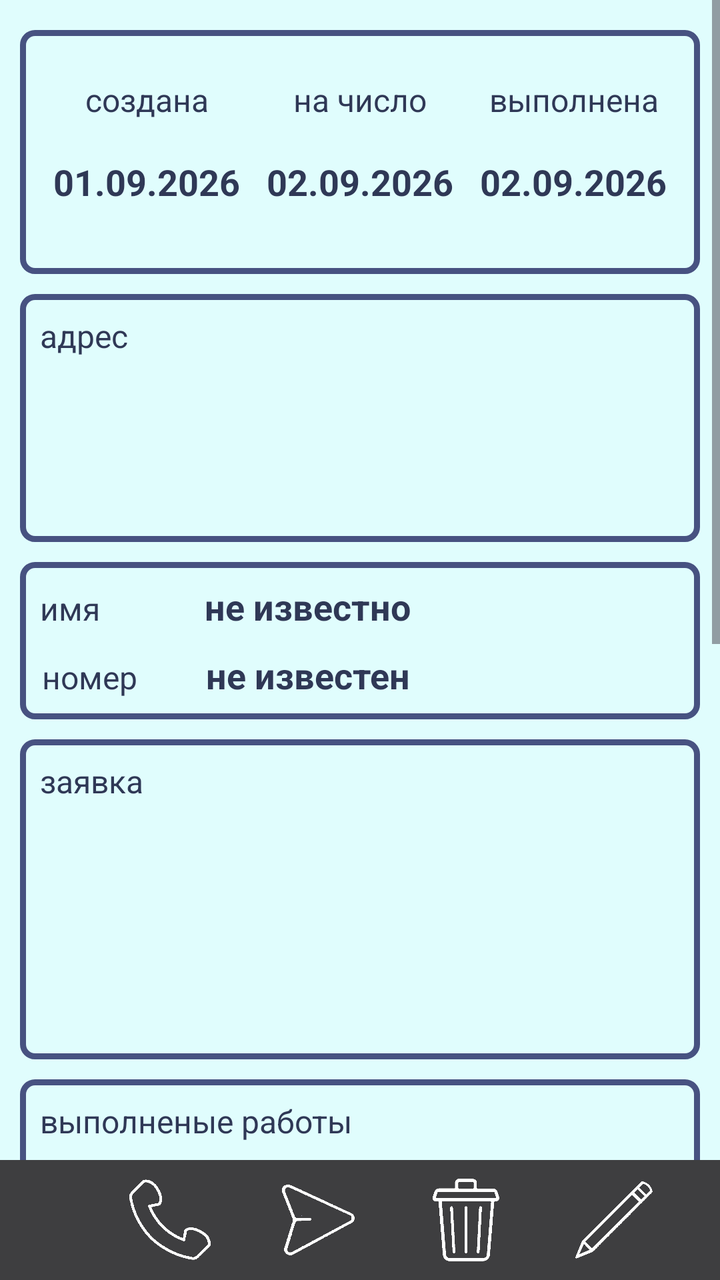
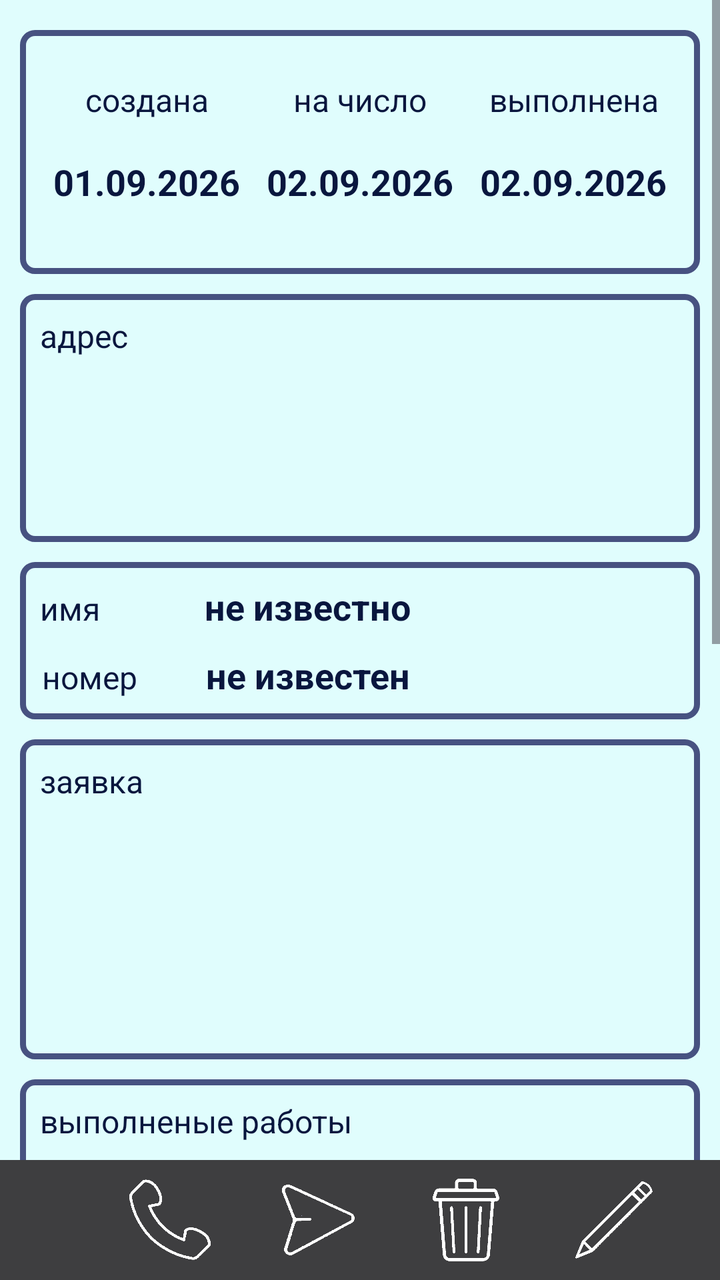

Two renders of the same Android screen: before a commit and after it. Below are the layout's source before the change and the commit's diff.
<!-- AndroidManifest.xml: application theme Theme.WorkOrders -->
<!-- res/layout/activity_task_info.xml -->
<?xml version="1.0" encoding="utf-8"?>
<androidx.constraintlayout.widget.ConstraintLayout xmlns:android="http://schemas.android.com/apk/res/android"
    xmlns:app="http://schemas.android.com/apk/res-auto"
    xmlns:tools="http://schemas.android.com/tools"
    android:id="@+id/main"
    android:layout_width="match_parent"
    android:layout_height="match_parent"
    android:background="@color/main_background"
    tools:context=".TaskInfoActivity">

    <ScrollView
        android:id="@+id/scrollView2"
        android:layout_width="match_parent"
        android:layout_height="0dp"
        app:layout_constraintBottom_toTopOf="@+id/bottombar"
        app:layout_constraintEnd_toEndOf="parent"
        app:layout_constraintStart_toStartOf="parent"
        app:layout_constraintTop_toTopOf="parent">

        <LinearLayout
            android:layout_width="match_parent"
            android:layout_height="wrap_content"
            android:orientation="vertical"
            android:padding="10dp">

            <androidx.constraintlayout.widget.ConstraintLayout
                android:layout_width="match_parent"
                android:layout_height="wrap_content"
                android:layout_marginVertical="5dp"
                android:background="@drawable/edittext_draw1">

                <LinearLayout
                    android:id="@+id/linearLayout4"
                    android:layout_width="match_parent"
                    android:layout_height="wrap_content"
                    android:layout_marginStart="5dp"
                    android:layout_marginEnd="5dp"
                    android:orientation="horizontal"
                    app:layout_constraintEnd_toEndOf="parent"
                    app:layout_constraintStart_toStartOf="parent"
                    app:layout_constraintTop_toBottomOf="@+id/tv_info_date_create">

                    <TextView
                        android:id="@+id/tv_info_label_date1"
                        style="@style/ThemeTextViewLabels"
                        android:layout_width="0dp"
                        android:layout_height="wrap_content"
                        android:layout_marginTop="14dp"
                        android:layout_weight="1"
                        android:text="создана"
                        android:textAlignment="center" />

                    <TextView
                        android:id="@+id/tv_info_label_date2"
                        style="@style/ThemeTextViewLabels"
                        android:layout_width="0dp"
                        android:layout_height="wrap_content"
                        android:layout_marginTop="14dp"
                        android:layout_weight="1"
                        android:text="на число"
                        android:textAlignment="center" />

                    <TextView
                        android:id="@+id/tv_info_label_date3"
                        style="@style/ThemeTextViewLabels"
                        android:layout_width="0dp"
                        android:layout_height="wrap_content"
                        android:layout_marginTop="14dp"
                        android:layout_weight="1"
                        android:text="выполнена"
                        android:textAlignment="center" />
                </LinearLayout>

                <LinearLayout
                    android:layout_width="match_parent"
                    android:layout_height="wrap_content"
                    android:layout_marginStart="5dp"
                    android:layout_marginEnd="5dp"
                    android:orientation="horizontal"
                    app:layout_constraintBottom_toBottomOf="parent"
                    app:layout_constraintEnd_toEndOf="parent"
                    app:layout_constraintStart_toStartOf="parent"
                    app:layout_constraintTop_toBottomOf="@+id/linearLayout4">

                    <TextView
                        android:id="@+id/tv_info_date_create"
                        style="@style/ThemeTextViewInfo"
                        android:layout_width="0dp"
                        android:layout_height="wrap_content"
                        android:layout_marginTop="8dp"
                        android:layout_marginBottom="24dp"
                        android:layout_weight="1"
                        android:text="01.09.2026"
                        android:textAlignment="center" />

                    <TextView
                        android:id="@+id/tv_info_to_date"
                        style="@style/ThemeTextViewInfo"
                        android:layout_width="0dp"
                        android:layout_height="wrap_content"
                        android:layout_marginTop="8dp"
                        android:layout_marginBottom="24dp"
                        android:layout_weight="1"
                        android:text="02.09.2026"
                        android:textAlignment="center" />

                    <TextView
                        android:id="@+id/tv_info_date_complete"
                        style="@style/ThemeTextViewInfo"
                        android:layout_width="0dp"
                        android:layout_height="wrap_content"
                        android:layout_marginTop="8dp"
                        android:layout_marginEnd="0dp"
                        android:layout_marginRight="18dp"
                        android:layout_marginBottom="0dp"
                        android:layout_weight="1"
                        android:text="02.09.2026"
                        android:textAlignment="center"
                        app:layout_constraintBottom_toBottomOf="parent"
                        app:layout_constraintEnd_toEndOf="parent"
                        app:layout_constraintStart_toEndOf="@+id/tv_info_to_date" />
                </LinearLayout>

            </androidx.constraintlayout.widget.ConstraintLayout>

            <LinearLayout
                android:layout_width="match_parent"
                android:layout_height="wrap_content"
                android:layout_marginVertical="5dp"
                android:background="@drawable/edittext_draw1"
                android:orientation="vertical">

                <TextView
                    android:id="@+id/textView5"
                    style="@style/ThemeTextViewLabels"
                    android:layout_width="match_parent"
                    android:layout_height="wrap_content"
                    android:layout_weight="1"
                    android:text="адрес" />

                <TextView
                    android:id="@+id/tv_info_address"
                    style="@style/ThemeTextViewInfo"
                    android:layout_width="match_parent"
                    android:layout_height="wrap_content"
                    android:layout_weight="1"
                    android:lines="3"
                    android:padding="8dp"
                    android:textColorHighlight="@color/color_selected"
                    android:textColorLink="@color/color_phone"
                    android:textIsSelectable="true" />

            </LinearLayout>

            <androidx.constraintlayout.widget.ConstraintLayout
                android:layout_width="match_parent"
                android:layout_height="wrap_content"
                android:layout_marginVertical="5dp"
                android:background="@drawable/edittext_draw1">

                <LinearLayout
                    android:id="@+id/linearLayout2"
                    android:layout_width="match_parent"
                    android:layout_height="wrap_content"
                    android:orientation="horizontal"
                    app:layout_constraintEnd_toEndOf="parent"
                    app:layout_constraintStart_toStartOf="parent"
                    app:layout_constraintTop_toTopOf="parent">

                    <TextView
                        android:id="@+id/textView14"
                        style="@style/ThemeTextViewLabels"
                        android:layout_width="0dp"
                        android:layout_height="wrap_content"
                        android:layout_weight="1"
                        android:text="имя" />

                    <TextView
                        android:id="@+id/tv_info_name"
                        style="@style/ThemeTextViewInfo"
                        android:layout_width="0dp"
                        android:layout_height="wrap_content"
                        android:layout_weight="3"
                        android:text="не известно" />
                </LinearLayout>

                <LinearLayout
                    android:layout_width="match_parent"
                    android:layout_height="wrap_content"
                    android:layout_marginStart="1dp"
                    android:layout_marginEnd="1dp"
                    android:orientation="horizontal"
                    app:layout_constraintEnd_toEndOf="parent"
                    app:layout_constraintStart_toStartOf="parent"
                    app:layout_constraintTop_toBottomOf="@+id/linearLayout2">

                    <TextView
                        android:id="@+id/textView17"
                        style="@style/ThemeTextViewLabels"
                        android:layout_width="0dp"
                        android:layout_height="wrap_content"
                        android:layout_weight="1"
                        android:text="номер" />

                    <TextView
                        android:id="@+id/tv_info_phone"
                        style="@style/ThemeTextViewInfo"
                        android:layout_width="0dp"
                        android:layout_height="wrap_content"
                        android:layout_weight="3"
                        android:text="не известен"
                        android:textColor="@color/main_textcolor"
                        android:textColorHighlight="@color/material_dynamic_neutral95"
                        android:textIsSelectable="true" />
                </LinearLayout>

            </androidx.constraintlayout.widget.ConstraintLayout>

            <LinearLayout
                android:layout_width="match_parent"
                android:layout_height="match_parent"
                android:layout_marginVertical="5dp"
                android:background="@drawable/edittext_draw1"
                android:orientation="vertical">

                <TextView
                    android:id="@+id/textView19"
                    style="@style/ThemeTextViewLabels"
                    android:layout_width="match_parent"
                    android:layout_height="wrap_content"
                    android:text="заявка" />

                <TextView
                    android:id="@+id/tv_info_task"
                    style="@style/ThemeTextViewInfo"
                    android:layout_width="match_parent"
                    android:layout_height="wrap_content"
                    android:lines="5"
                    android:scrollbars="vertical"
                    android:textColorHint="@color/color_selected"
                    android:textIsSelectable="true" />

            </LinearLayout>

            <LinearLayout
                android:layout_width="match_parent"
                android:layout_height="match_parent"
                android:layout_marginVertical="5dp"
                android:background="@drawable/edittext_draw1"
                android:orientation="vertical">

                <TextView
                    android:id="@+id/textView21"
                    style="@style/ThemeTextViewLabels"
                    android:layout_width="match_parent"
                    android:layout_height="wrap_content"
                    android:text="выполненые работы" />

                <TextView
                    android:id="@+id/tv_info_complete"
                    style="@style/ThemeTextViewInfo"
                    android:layout_width="match_parent"
                    android:layout_height="wrap_content"
                    android:lines="7"
                    android:text="TextView"
                    android:textColorHighlight="@color/color_selected"
                    android:textIsSelectable="true" />

            </LinearLayout>

            <LinearLayout
                android:layout_width="match_parent"
                android:layout_height="match_parent"
                android:background="@drawable/edittext_draw1"
                android:orientation="vertical">

                <TextView
                    android:id="@+id/textView25"
                    style="@style/ThemeTextViewLabels"
                    android:layout_width="match_parent"
                    android:layout_height="wrap_content"
                    android:text=" примечания" />

                <TextView
                    android:id="@+id/tv_info_note"
                    style="@style/ThemeTextViewInfo"
                    android:layout_width="match_parent"
                    android:layout_height="wrap_content"
                    android:lines="7"
                    android:text="TextView"
                    android:textColorHighlight="@color/color_selected"
                    android:textIsSelectable="true" />

            </LinearLayout>

            <LinearLayout
                android:layout_width="match_parent"
                android:layout_height="match_parent"
                android:layout_marginVertical="5dp"
                android:background="@drawable/edittext_draw1"
                android:orientation="vertical">

                <TextView
                    android:id="@+id/textView30"
                    style="@style/ThemeTextViewLabels"
                    android:layout_width="match_parent"
                    android:layout_height="wrap_content"
                    android:text="полученная сумма" />

                <TextView
                    android:id="@+id/tv_info_pay"
                    style="@style/ThemeTextViewInfo"
                    android:layout_width="match_parent"
                    android:layout_height="wrap_content"
                    android:text="TextView" />
            </LinearLayout>

        </LinearLayout>
    </ScrollView>

    <androidx.constraintlayout.widget.ConstraintLayout
        android:id="@+id/bottombar"
        android:layout_width="match_parent"
        android:layout_height="60dp"
        android:background="@color/bg_topbar"
        app:layout_constraintBottom_toBottomOf="parent"
        app:layout_constraintEnd_toEndOf="parent"
        app:layout_constraintStart_toStartOf="parent">

        <ImageButton
            android:id="@+id/btn_info_update"
            android:layout_width="42dp"
            android:layout_height="42dp"
            android:layout_marginEnd="32dp"
            android:background="?attr/selectableItemBackgroundBorderless"
            android:contentDescription="отправить"
            android:padding="0dp"
            android:scaleType="fitCenter"
            app:layout_constraintBottom_toBottomOf="parent"
            app:layout_constraintEnd_toEndOf="parent"
            app:layout_constraintTop_toTopOf="parent"
            app:srcCompat="@drawable/updateicon" />

        <ImageButton
            android:id="@+id/btn_info_delete"
            android:layout_width="42dp"
            android:layout_height="42dp"
            android:layout_marginEnd="32dp"
            android:background="?attr/selectableItemBackgroundBorderless"
            android:contentDescription="удалить"
            android:padding="0dp"
            android:scaleType="fitCenter"
            app:layout_constraintBottom_toBottomOf="parent"
            app:layout_constraintEnd_toStartOf="@+id/btn_info_update"
            app:layout_constraintTop_toTopOf="parent"
            app:srcCompat="@drawable/deleteicon" />

        <ImageButton
            android:id="@+id/btn_info_send"
            android:layout_width="42dp"
            android:layout_height="42dp"
            android:layout_marginEnd="32dp"
            android:background="?attr/selectableItemBackgroundBorderless"
            android:contentDescription="отправить"
            android:padding="0dp"
            android:scaleType="fitCenter"
            app:layout_constraintBottom_toBottomOf="parent"
            app:layout_constraintEnd_toStartOf="@+id/btn_info_delete"
            app:layout_constraintTop_toTopOf="parent"
            app:srcCompat="@drawable/shareicon" />

        <ImageButton
            android:id="@+id/btn_info_phone"
            android:layout_width="42dp"
            android:layout_height="42dp"
            android:layout_marginEnd="32dp"
            android:background="?attr/selectableItemBackgroundBorderless"
            android:contentDescription="отправить"
            android:padding="0dp"
            android:scaleType="fitCenter"
            app:layout_constraintBottom_toBottomOf="parent"
            app:layout_constraintEnd_toStartOf="@+id/btn_info_send"
            app:layout_constraintTop_toTopOf="parent"
            app:srcCompat="@drawable/callicon" />
    </androidx.constraintlayout.widget.ConstraintLayout>

</androidx.constraintlayout.widget.ConstraintLayout>
<!-- resources referenced by this layout -->
<resources>
  <color name="bg_topbar">#3E3E40</color>
  <color name="color_phone">#01199E</color>
  <color name="color_selected">#72B9DB</color>
  <color name="main_background">#E0FDFD</color>
  <color name="main_textcolor">#2F3856</color>
  <!-- drawable callicon: webp bitmap (drawable, 3264 bytes) -->
  <!-- drawable deleteicon: webp bitmap (drawable, 1764 bytes) -->
  <!-- drawable edittext_draw1 (drawable) -->
  <?xml version="1.0" encoding="utf-8"?>
  <shape xmlns:android="http://schemas.android.com/apk/res/android"
      android:shape="rectangle">
      <solid android:color="#00000000"/>
      <stroke
          android:color="@color/border_on_mainbg"
          android:width="3dp"/>
      <corners
          android:radius="6dp"/>
      <padding
          android:bottom="5dp"
          android:top="5dp"
          android:left="5dp"
          android:right="5dp"/>
  </shape>
  <!-- drawable shareicon: webp bitmap (drawable, 2896 bytes) -->
  <!-- drawable updateicon: webp bitmap (drawable, 3912 bytes) -->
  <style name="ThemeTextViewInfo" parent="Widget.AppCompat.TextView">
          <item name="android:textSize">18sp</item>
          <item name="android:textColor">@color/main_textcolor</item>
          <item name="android:textStyle">bold</item>
          <item name="android:padding">5dp</item>
      </style>
  <style name="ThemeTextViewLabels" parent="Widget.AppCompat.TextView">
          <item name="android:textSize">16sp</item>
          <item name="android:textColor">@color/main_textcolor</item>
          <item name="android:padding">5dp</item>
      </style>
  <style name="Theme.WorkOrders" parent="Base.Theme.WorkOrders" />
  <color name="border_on_mainbg">#475281</color>
  <style name="Base.Theme.WorkOrders" parent="Theme.Material3.DayNight.NoActionBar">
          
          
      </style>
</resources>

<!-- the commit's change to res/layout/activity_task_info.xml (unified diff, before → after) -->
@@ -322,7 +322,7 @@
         android:id="@+id/bottombar"
         android:layout_width="match_parent"
         android:layout_height="60dp"
-        android:background="@color/bg_topbar"
+        android:background="@color/bars_background"
         app:layout_constraintBottom_toBottomOf="parent"
         app:layout_constraintEnd_toEndOf="parent"
         app:layout_constraintStart_toStartOf="parent">
<!-- resource entries referenced after the edit -->
@@ -1,10 +1,10 @@
 <!-- resources referenced by this layout -->
 <resources>
-  <color name="bg_topbar">#3E3E40</color>
+  <color name="bars_background">#3E3E40</color>
   <color name="color_phone">#01199E</color>
   <color name="color_selected">#72B9DB</color>
   <color name="main_background">#E0FDFD</color>
-  <color name="main_textcolor">#2F3856</color>
+  <color name="main_textcolor">#09163E</color>
   <!-- drawable callicon: webp bitmap (drawable, 3264 bytes) -->
   <!-- drawable deleteicon: webp bitmap (drawable, 1764 bytes) -->
   <!-- drawable edittext_draw1 (drawable) -->
